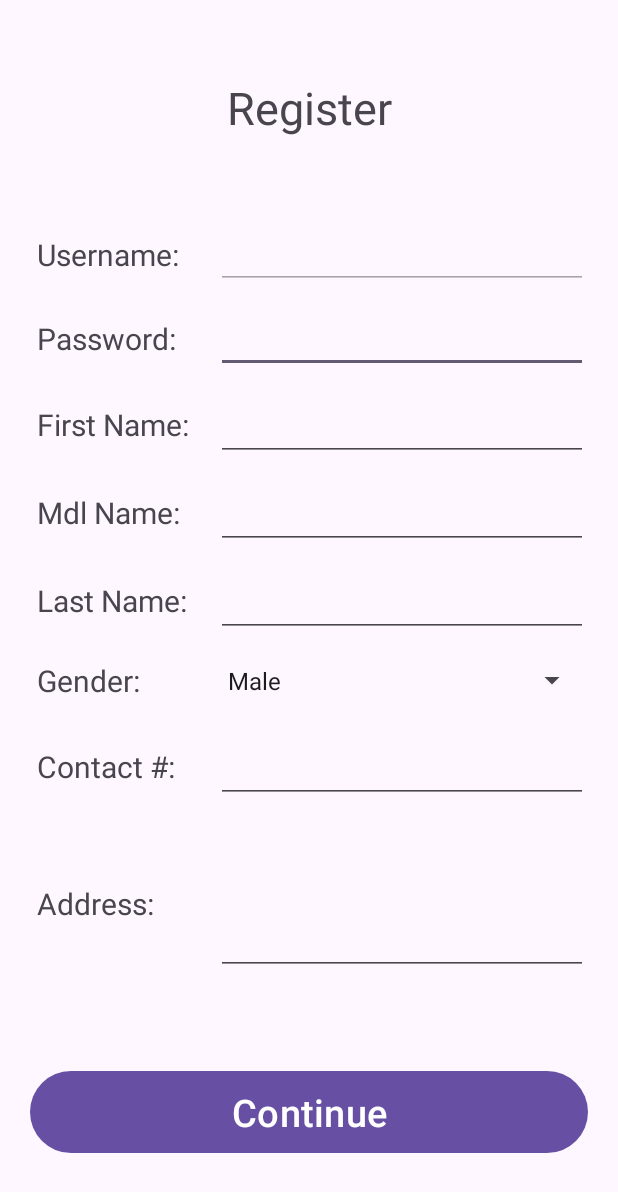
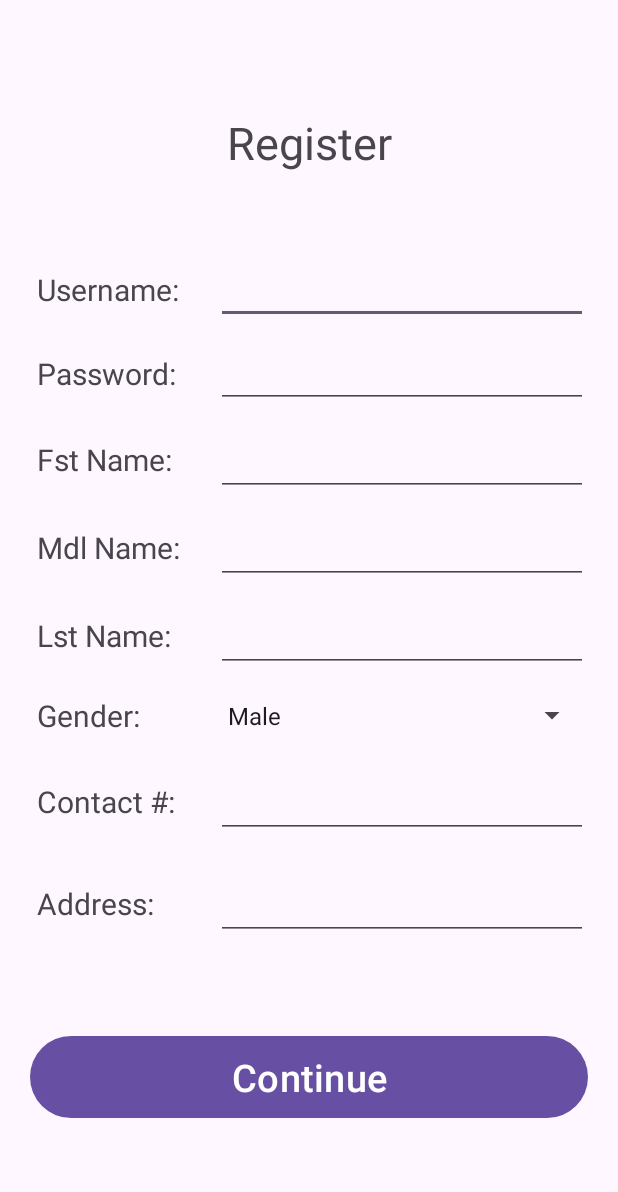
Before and after one commit to lonewanderer27/Dashboard, an Android app: the Signup screen opened directly, with no data from a screen before it, on a phone screen of 412 x 824 dp. Shown: the top 1192 px of the screen. Run offline under Robolectric (Android 15) with nearby library versions, the phone set to English and light mode, and no system bars.

Commit message:
fix: enable username field

```diff
--- a/app/src/main/res/layout/jp_activity_main.xml
+++ b/app/src/main/res/layout/jp_activity_main.xml
@@ -43,8 +43,7 @@
                 android:id="@+id/username"
                 android:layout_width="match_parent"
                 android:layout_height="match_parent"
-                android:layout_weight="0.5"
-                android:enabled="false" />
+                android:layout_weight="0.5" />
         </LinearLayout>
 
         <LinearLayout
--- a/app/src/main/res/layout/jp_activity_signup.xml
+++ b/app/src/main/res/layout/jp_activity_signup.xml
@@ -43,8 +43,7 @@
                 android:id="@+id/username"
                 android:layout_width="match_parent"
                 android:layout_height="match_parent"
-                android:layout_weight="0.5"
-                android:enabled="false" />
+                android:layout_weight="0.5" />
         </LinearLayout>
 
         <LinearLayout
@@ -80,7 +79,7 @@
                 android:layout_height="match_parent"
                 android:layout_weight="1"
                 android:gravity="center_vertical"
-                android:text=" First Name: "
+                android:text=" Fst Name: "
                 android:textSize="20sp" />
 
             <EditText
@@ -124,7 +123,7 @@
                 android:layout_height="match_parent"
                 android:layout_weight="1"
                 android:gravity="center_vertical"
-                android:text=" Last Name: "
+                android:text=" Lst Name: "
                 android:textSize="20sp" />
 
             <EditText
@@ -198,7 +197,6 @@
                 android:layout_width="match_parent"
                 android:layout_height="match_parent"
                 android:layout_weight="0.5"
-                android:lines="3"
                 android:textSize="20sp" />
 
         </LinearLayout>
```
